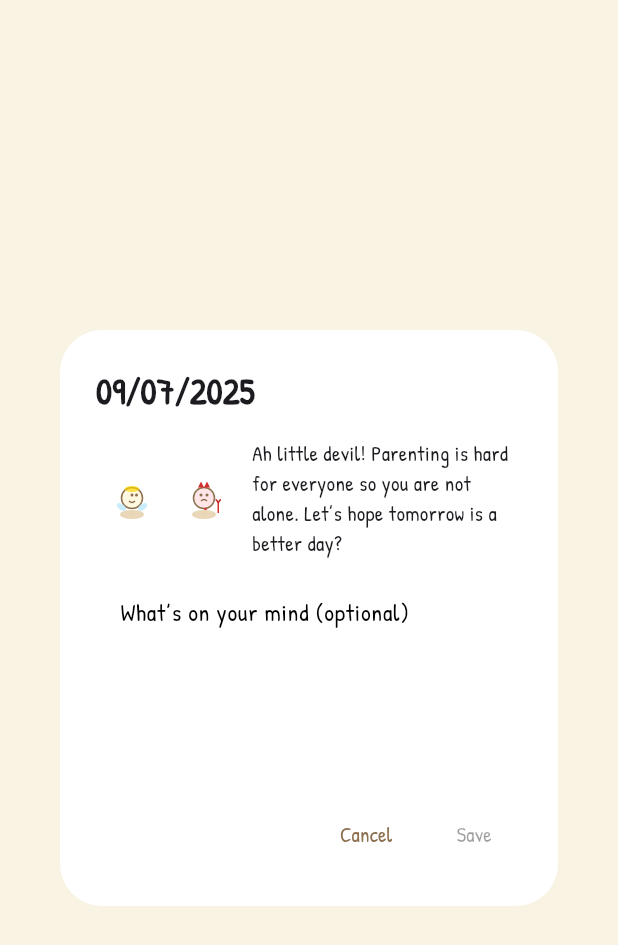
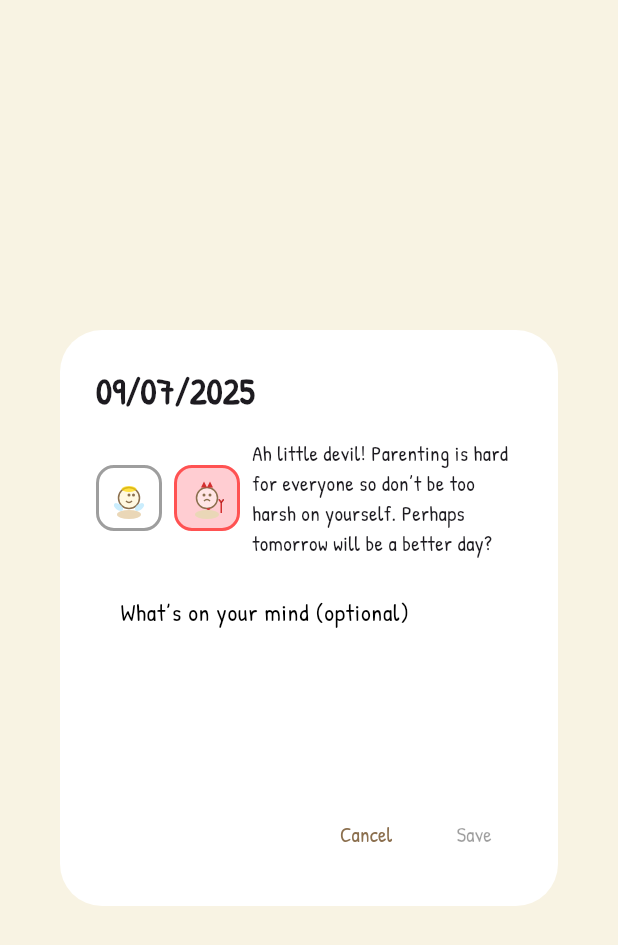
Before and after one commit to tonychen2/angel-or-devil, a Flutter app: the _DayDetailDialog widget shown alone on an empty page, opened directly with empty values, on a phone screen of 412 x 824 dp. Shown: the top 945 px of the screen. Run offline on Flutter 3.47's test engine with Material 3 defaults, Android fonts, the phone set to English and light mode, and no system bars; our stand-ins replace flutter_svg, google_fonts, hive, hive_flutter, logger, shared_preferences; accounts and stored records are empty.

Commit message:
Continue interactive selection enhancements

```diff
--- a/lib/main.dart
+++ b/lib/main.dart
@@ -12,8 +12,8 @@ final logger = Logger();
 String getAngelDevilText(bool isAngel, bool isToday) {
   return isToday
       ? isAngel
-            ? 'Yay! What an angel baby'
-            : 'Ah little devil! Parenting is hard for everyone so you are not alone. Let’s hope tomorrow is a better day?'
+            ? 'Hoo-ray! What an angel baby you have'
+            : 'Ah little devil! Parenting is hard for everyone so don’t be too harsh on yourself. Perhaps tomorrow will be a better day?'
       : isAngel
       ? 'Angel Day'
       : 'Devil Day';
@@ -645,33 +645,54 @@ class _DayDetailDialogState extends State<_DayDetailDialog> {
         children: [
           Row(
             children: [
-              IconButton(
-                icon: SvgPicture.asset(
-                  'assets/angel.svg',
-                  width: 32,
-                  height: 32,
-                ),
-                onPressed: () {
+              GestureDetector(
+                onTap: () {
                   setState(() {
                     _isAngel = true;
                     _edited = true;
                   });
                 },
-                color: _isAngel ? Colors.yellow[700] : Colors.grey,
+                child: Container(
+                  decoration: BoxDecoration(
+                    color: _isAngel ? Colors.yellow[100] : Colors.transparent,
+                    border: Border.all(
+                      color: _isAngel ? Colors.yellow[700]! : Colors.grey,
+                      width: 2,
+                    ),
+                    borderRadius: BorderRadius.circular(12),
+                  ),
+                  padding: const EdgeInsets.all(4),
+                  child: SvgPicture.asset(
+                    'assets/angel.svg',
+                    width: 32,
+                    height: 32,
+                  ),
+                ),
               ),
-              IconButton(
-                icon: SvgPicture.asset(
-                  'assets/devil.svg',
-                  width: 32,
-                  height: 32,
-                ),
-                onPressed: () {
+              const SizedBox(width: 8),
+              GestureDetector(
+                onTap: () {
                   setState(() {
                     _isAngel = false;
                     _edited = true;
                   });
                 },
-                color: !_isAngel ? Colors.redAccent : Colors.grey,
+                child: Container(
+                  decoration: BoxDecoration(
+                    color: !_isAngel ? Colors.red[100] : Colors.transparent,
+                    border: Border.all(
+                      color: !_isAngel ? Colors.redAccent : Colors.grey,
+                      width: 2,
+                    ),
+                    borderRadius: BorderRadius.circular(12),
+                  ),
+                  padding: const EdgeInsets.all(4),
+                  child: SvgPicture.asset(
+                    'assets/devil.svg',
+                    width: 32,
+                    height: 32,
+                  ),
+                ),
               ),
               const SizedBox(width: 8),
               Flexible(
```
